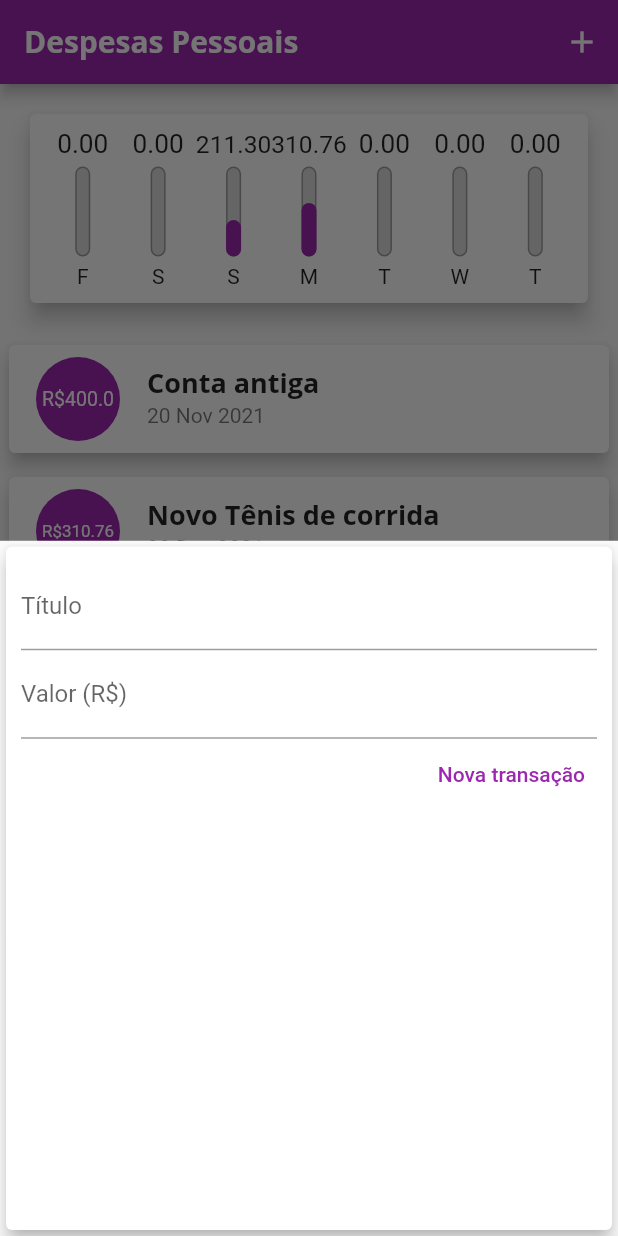
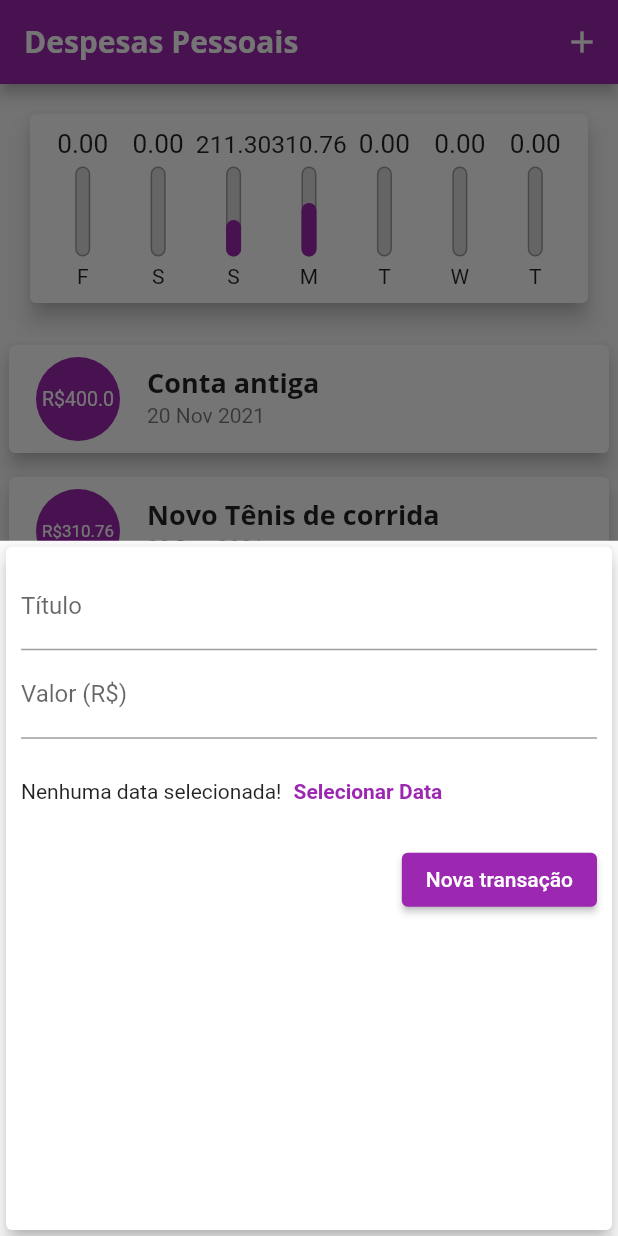
Before and after one commit to uZimbra/Despesas-Pessoais-Flutter, a Flutter app: the screen it shows after launch, after a tap on the "add" icon, on a phone screen of 412 x 824 dp. Run offline on Flutter 3.47's test engine with Material 2 defaults, Android fonts, the phone set to English and light mode, and no system bars; our stand-ins replace google_fonts.

Commit message:
chore: Preparando Formulário

```diff
--- a/lib/components/chart-bar.widget.dart
+++ b/lib/components/chart-bar.widget.dart
@@ -33,7 +33,7 @@ class ChartBarWidget extends StatelessWidget {
               Container(
                 decoration: BoxDecoration(
                   border: Border.all(
-                    color: Colors.grey,
+                    color: AppColors.grey,
                     width: 1,
                   ),
                   color: const Color.fromRGBO(220, 220, 220, 1),
--- a/lib/components/transaction_form.widget.dart
+++ b/lib/components/transaction_form.widget.dart
@@ -1,3 +1,4 @@
+import 'package:expenses/core/app_colors.core.dart';
 import 'package:flutter/material.dart';
 
 class TransactionForm extends StatefulWidget {
@@ -50,15 +51,38 @@ class _TransactionFormState extends State<TransactionForm> {
                 labelText: 'Valor (R\$)',
               ),
             ),
+            SizedBox(
+              height: 70,
+              child: Row(
+                children: [
+                  const Text('Nenhuma data selecionada!'),
+                  TextButton(
+                    onPressed: () => null,
+                    child: Text(
+                      'Selecionar Data',
+                      style: TextStyle(
+                        color: AppColors.primary,
+                        fontWeight: FontWeight.bold,
+                      ),
+                    ),
+                  ),
+                ],
+              ),
+            ),
             Row(
               mainAxisAlignment: MainAxisAlignment.end,
               children: [
-                TextButton(
+                ElevatedButton(
+                  style: ButtonStyle(
+                    backgroundColor: MaterialStateProperty.all(
+                      AppColors.primary,
+                    ),
+                  ),
                   onPressed: _onSubmit,
-                  child: const Text(
+                  child: Text(
                     'Nova transação',
                     style: TextStyle(
-                      color: Colors.purple,
+                      color: AppColors.white,
                     ),
                   ),
                 ),
--- a/lib/components/transaction_list.widget.dart
+++ b/lib/components/transaction_list.widget.dart
@@ -58,8 +58,8 @@ class TransactionList extends StatelessWidget {
                         child: FittedBox(
                           child: Text(
                             'R\$${item.value}',
-                            style: const TextStyle(
-                              color: Colors.white,
+                            style: TextStyle(
+                              color: AppColors.white,
                             ),
                           ),
                         ),
--- a/lib/core/app_colors.core.dart
+++ b/lib/core/app_colors.core.dart
@@ -3,4 +3,6 @@ import 'package:flutter/material.dart';
 class AppColors {
   static final Color primary = Colors.purple;
   static final Color secondary = Colors.amber;
+  static final Color white = Colors.white;
+  static final Color grey = Colors.grey;
 }
```
